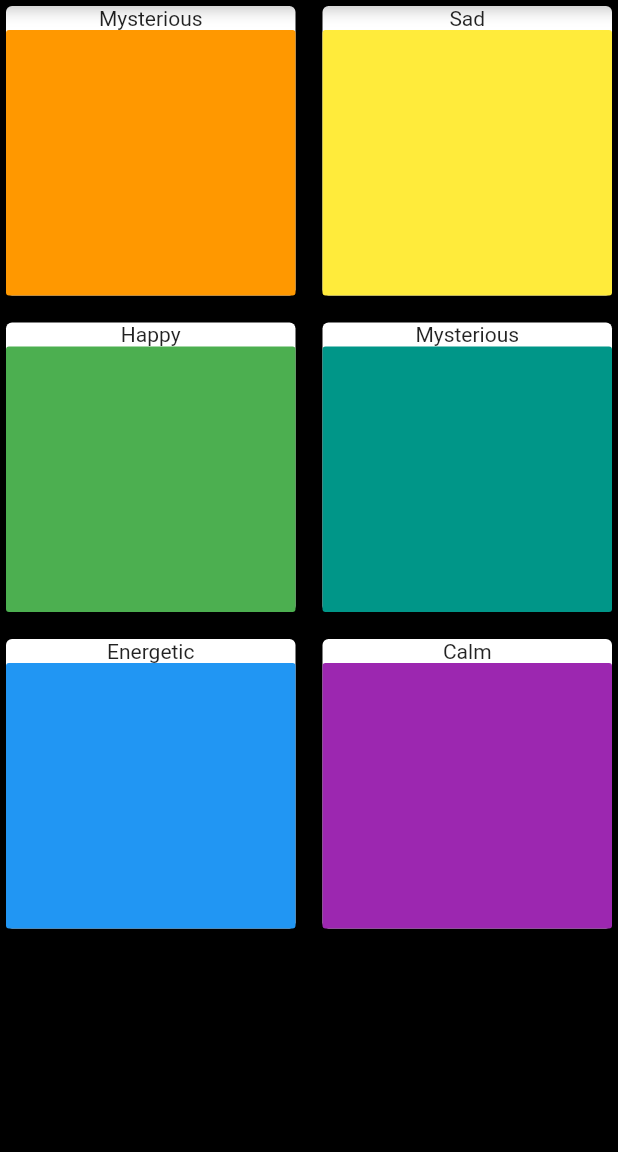
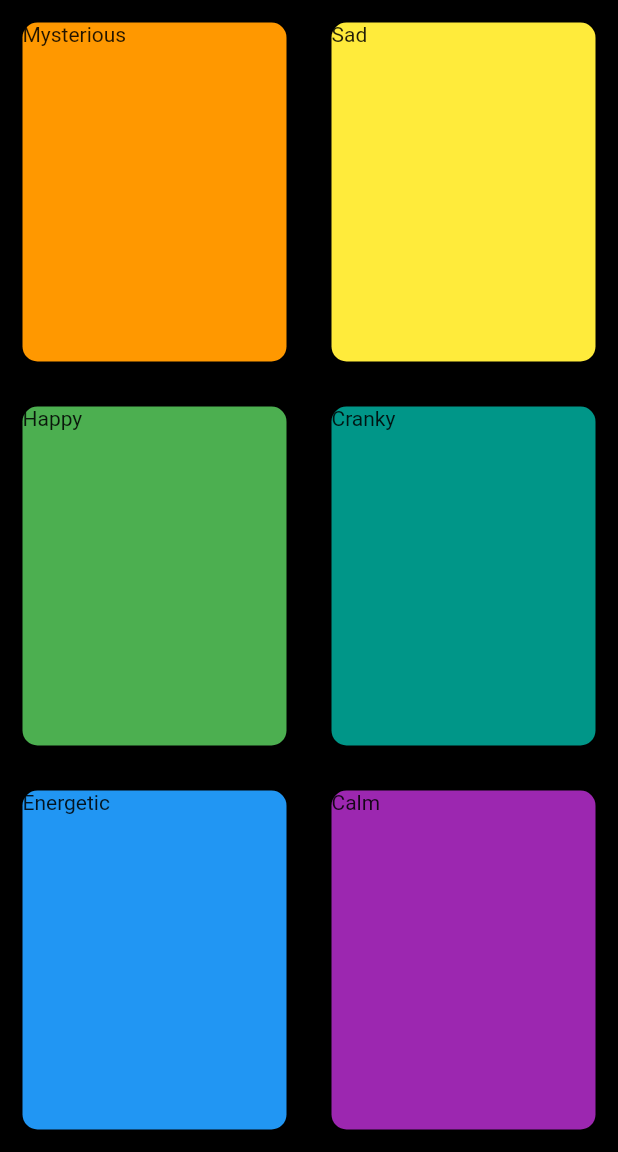
Before and after one commit to ayan2809/Moody-Sounds, a Flutter app: the screen it shows after launch, on a phone screen of 412 x 824 dp, the part 84-1236 px from its top. Run offline on Flutter 3.47's test engine with Material 2 defaults, Android fonts, the phone set to English and light mode, and no system bars; our stand-ins replace audioplayers.

Commit message:
Version 1.2

```diff
--- a/lib/main.dart
+++ b/lib/main.dart
@@ -1,36 +1,16 @@
 import 'package:audioplayers/audio_cache.dart';
 import 'package:flutter/material.dart';
 import 'dart:math';
+import 'reusable_card.dart';
+
 void main() => runApp(MoodySounds());
 
 class MoodySounds extends StatelessWidget {
-
-
-  void playSound(String s){
-    int a=Random().nextInt(5);
+  void playSound(String s) {
+    int a = Random().nextInt(5);
     final player = AudioCache();
     player.play('$s$a.wav');
   }
-  Expanded buildKey(String b, Color s)
-  {
-
-    return Expanded(
-
-      child:FlatButton (
-
-        color: s ,
-
-        onPressed: (){
-          playSound(b);
-
-        },
-
-      ),
-    );
-  }
-
-
-
 
   @override
   Widget build(BuildContext context) {
@@ -40,121 +20,85 @@ class MoodySounds extends StatelessWidget {
       appBar: AppBar(
         title: Text("Moody Sounds"),
       ),
-
-        body: new GridView.count(
-          crossAxisCount: 2,
-          crossAxisSpacing: 10.0,
-          mainAxisSpacing: 10.0,
-          shrinkWrap: true,
-
-          children: <Widget>[
-            new Container(
-
-                child: new Card(
-                    child : new Column(
+      body: Column(
           crossAxisAlignment: CrossAxisAlignment.stretch,
           children: <Widget>[
-                        Center(child: Text('Mysterious',
-
-                        )),
-                        buildKey('mysterious',Colors.orange),
-
-
-            ],
-
+            Expanded(
+              child: Row(
+                crossAxisAlignment: CrossAxisAlignment.stretch,
+                children: <Widget>[
+                  Expanded(
+                    child: ResusableCard(
+                      onPress: () {
+                        playSound('mysterious');
+                      },
+                      colour: Colors.orange,
+                      cardChild: 'Mysterious',
                     ),
                   ),
+                  Expanded(
+                    child: ResusableCard(
+                      onPress: () {
+                        playSound('sad');
+                      },
+                      colour: Colors.yellow,
+                      cardChild: 'Sad',
                     ),
-            new Container(
-              child: new Card(
-                child : new Column(
-
+                  ),
+                ],
+              ),
+            ),
+            Expanded(
+              child: Row(
                 crossAxisAlignment: CrossAxisAlignment.stretch,
                 children: <Widget>[
-
-                    Center(child: Text('Sad',
-
-                    )),
-                     buildKey('sad',Colors.yellow),
-
-
-                  ],
-
+                  Expanded(
+                    child: ResusableCard(
+                      onPress: () {
+                        playSound('happy');
+                      },
+                      colour: Colors.green,
+                      cardChild: 'Happy',
                     ),
                   ),
+                  Expanded(
+                    child: ResusableCard(
+                      onPress: () {
+                        playSound('cranky');
+                      },
+                      colour: Colors.teal,
+                      cardChild: 'Cranky',
                     ),
-            new Container(
-              child: new Card(
-                child : new Column(
+                  ),
+                ],
+              ),
+            ),
+            Expanded(
+              child: Row(
                 crossAxisAlignment: CrossAxisAlignment.stretch,
                 children: <Widget>[
-                    Center(child: Text('Happy',
-
-                    )),
-
-                     buildKey('happy',Colors.green),
-
-
-                  ],
-
+                  Expanded(
+                    child: ResusableCard(
+                      onPress: () {
+                        playSound('energetic');
+                      },
+                      colour: Colors.blue,
+                      cardChild: 'Energetic',
                     ),
                   ),
-            ),
-            new Container(
-              child: new Card(
-                child : new Column(
-                  crossAxisAlignment: CrossAxisAlignment.stretch,
-                  children: <Widget>[
-                    Center(child: Text('Mysterious',
-
-                    )),
-                  buildKey('mysterious',Colors.teal),
-
-
-                  ],
-
+                  Expanded(
+                    child: ResusableCard(
+                      onPress: () {
+                        playSound('calm');
+                      },
+                      colour: Colors.purple,
+                      cardChild: 'Calm',
                     ),
                   ),
-            ),
-            new Container(
-              child: new Card(
-
-                child : new Column(
-                  crossAxisAlignment: CrossAxisAlignment.stretch,
-                  children: <Widget>[
-
-                    Center(child: Text('Energetic',
-
-                    )),
-                     buildKey('energetic',Colors.blue),
-
-
                 ],
-
               ),
             ),
-            ),
-            new Container(
-              child: new Card(
-                child : new Column(
-                  crossAxisAlignment: CrossAxisAlignment.stretch,
-                  children: <Widget>[
-                    Center(child: Text('Calm',
-
-                    )),
-                      buildKey('calm',Colors.purple),
-
-                  ],
-
-                ),
-              ),
-            ),
-          ]
-        ),
-
-
-          ),
-
-    );
+          ]),
+    ));
   }
 }
--- /dev/null
+++ b/lib/reusable_card.dart
@@ -0,0 +1,23 @@
+import 'package:flutter/material.dart';
+
+class ResusableCard extends StatelessWidget {
+  ResusableCard({@required this.colour, this.cardChild, this.onPress});
+  final Color colour;
+  final String cardChild;
+  final Function onPress;
+
+  @override
+  Widget build(BuildContext context) {
+    return GestureDetector(
+      onTap: onPress,
+      child: Container(
+        child: Text(cardChild),
+        margin: EdgeInsets.all(15.0),
+        decoration: BoxDecoration(
+          color: colour,
+          borderRadius: BorderRadius.circular(10.0),
+        ),
+      ),
+    );
+  }
+}
```
Lines whose indentation alone changed are shown as unchanged.
